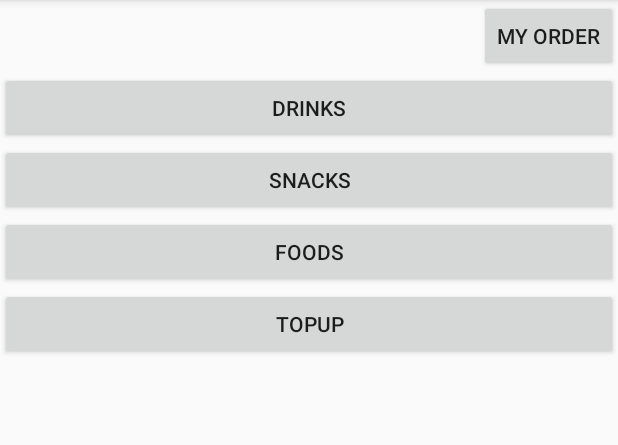
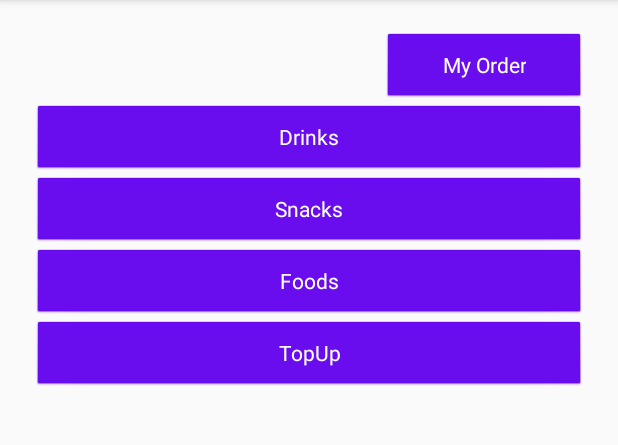
Before and after one commit to jeremyleonardo/ezyfood, an Android app: the screen it shows after launch (MainActivity), on a phone screen of 412 x 824 dp, the part 84-529 px from its top. Run offline under Robolectric (Android 15) with nearby library versions, the phone set to English and light mode, and no system bars.

Commit message:
add remove from cart functionality, enhance style

```diff
--- a/app/src/main/java/com/jeremyleonardo/ezyfood/TopUpActivity.java
+++ b/app/src/main/java/com/jeremyleonardo/ezyfood/TopUpActivity.java
@@ -2,6 +2,7 @@ package com.jeremyleonardo.ezyfood;
 
 import androidx.appcompat.app.AppCompatActivity;
 
+import android.content.Intent;
 import android.os.Bundle;
 import android.view.View;
 import android.widget.EditText;
@@ -40,4 +41,9 @@ public class TopUpActivity extends AppCompatActivity {
         setWalletBalance();
 
     }
+
+    public void openCart(View view){
+        Intent intent = new Intent(this, CartActivity.class);
+        startActivity(intent);
+    }
 }
--- a/app/src/main/res/layout/activity_cart.xml
+++ b/app/src/main/res/layout/activity_cart.xml
@@ -4,7 +4,8 @@
     xmlns:tools="http://schemas.android.com/tools"
     android:layout_width="match_parent"
     android:layout_height="match_parent"
-    tools:context=".CartActivity">
+    tools:context=".CartActivity"
+    style="@style/RootActivityLayoutStyle">
 
     <LinearLayout
         android:layout_width="match_parent"
--- a/app/src/main/res/layout/activity_catalog.xml
+++ b/app/src/main/res/layout/activity_catalog.xml
@@ -3,7 +3,9 @@
     xmlns:app="http://schemas.android.com/apk/res-auto"
     xmlns:tools="http://schemas.android.com/tools"
     android:layout_width="match_parent"
-    android:layout_height="match_parent">
+    android:layout_height="match_parent"
+    tools:context=".CatalogActivity"
+    style="@style/RootActivityLayoutStyle">
 
     <ScrollView
         android:layout_width="match_parent"
--- a/app/src/main/res/layout/activity_main.xml
+++ b/app/src/main/res/layout/activity_main.xml
@@ -4,7 +4,8 @@
     xmlns:tools="http://schemas.android.com/tools"
     android:layout_width="match_parent"
     android:layout_height="match_parent"
-    tools:context=".MainActivity">
+    tools:context=".MainActivity"
+    style="@style/RootActivityLayoutStyle">
 
     <LinearLayout
         android:layout_width="match_parent"
--- a/app/src/main/res/layout/activity_order.xml
+++ b/app/src/main/res/layout/activity_order.xml
@@ -4,7 +4,8 @@
     xmlns:tools="http://schemas.android.com/tools"
     android:layout_width="match_parent"
     android:layout_height="match_parent"
-    tools:context=".OrderActivity">
+    tools:context=".OrderActivity"
+    style="@style/RootActivityLayoutStyle">
 
     <LinearLayout
         android:layout_width="match_parent"
--- a/app/src/main/res/layout/activity_receipt.xml
+++ b/app/src/main/res/layout/activity_receipt.xml
@@ -4,6 +4,7 @@
     xmlns:tools="http://schemas.android.com/tools"
     android:layout_width="match_parent"
     android:layout_height="match_parent"
-    tools:context=".ReceiptActivity">
+    tools:context=".ReceiptActivity"
+    style="@style/RootActivityLayoutStyle">
 
 </androidx.constraintlayout.widget.ConstraintLayout>
--- a/app/src/main/res/layout/activity_top_up.xml
+++ b/app/src/main/res/layout/activity_top_up.xml
@@ -4,7 +4,8 @@
     xmlns:tools="http://schemas.android.com/tools"
     android:layout_width="match_parent"
     android:layout_height="match_parent"
-    tools:context=".TopUpActivity">
+    tools:context=".TopUpActivity"
+    style="@style/RootActivityLayoutStyle">
 
     <LinearLayout
         android:layout_width="match_parent"
--- a/app/src/main/res/values/colors.xml
+++ b/app/src/main/res/values/colors.xml
@@ -3,4 +3,5 @@
     <color name="colorPrimary">#6200EE</color>
     <color name="colorPrimaryDark">#3700B3</color>
     <color name="colorAccent">#03DAC5</color>
+    <color name="colorWhite">#FFFFFF</color>
 </resources>
--- a/app/src/main/res/values/styles.xml
+++ b/app/src/main/res/values/styles.xml
@@ -5,6 +5,7 @@
         <item name="colorPrimary">@color/colorPrimary</item>
         <item name="colorPrimaryDark">@color/colorPrimaryDark</item>
         <item name="colorAccent">@color/colorAccent</item>
+        <item name="android:buttonStyle">@style/ButtonColor</item>
     </style>
 
     <style name="AppTheme.NoActionBar">
@@ -16,4 +17,15 @@
 
     <style name="AppTheme.PopupOverlay" parent="ThemeOverlay.AppCompat.Light" />
 
+    <style name="RootActivityLayoutStyle">
+        <item name="android:layout_margin">32px</item>
+    </style>
+
+    <style name="ButtonColor" parent="@android:style/Widget.Button">
+        <item name="backgroundTint">@color/colorPrimary</item>
+        <item name="android:textColor">@color/colorWhite</item>
+        <item name="android:paddingStart">60px</item>
+        <item name="android:paddingEnd">60px</item>
+    </style>
+
 </resources>
```
Also changed, not shown: app/src/main/java/com/jeremyleonardo/ezyfood/CartActivity.java (+28 -1 lines), app/src/main/java/com/jeremyleonardo/ezyfood/OrdersAdapter.java (+17 -0 lines), app/src/main/res/layout/item_order_cart.xml (+28 -3 lines).
